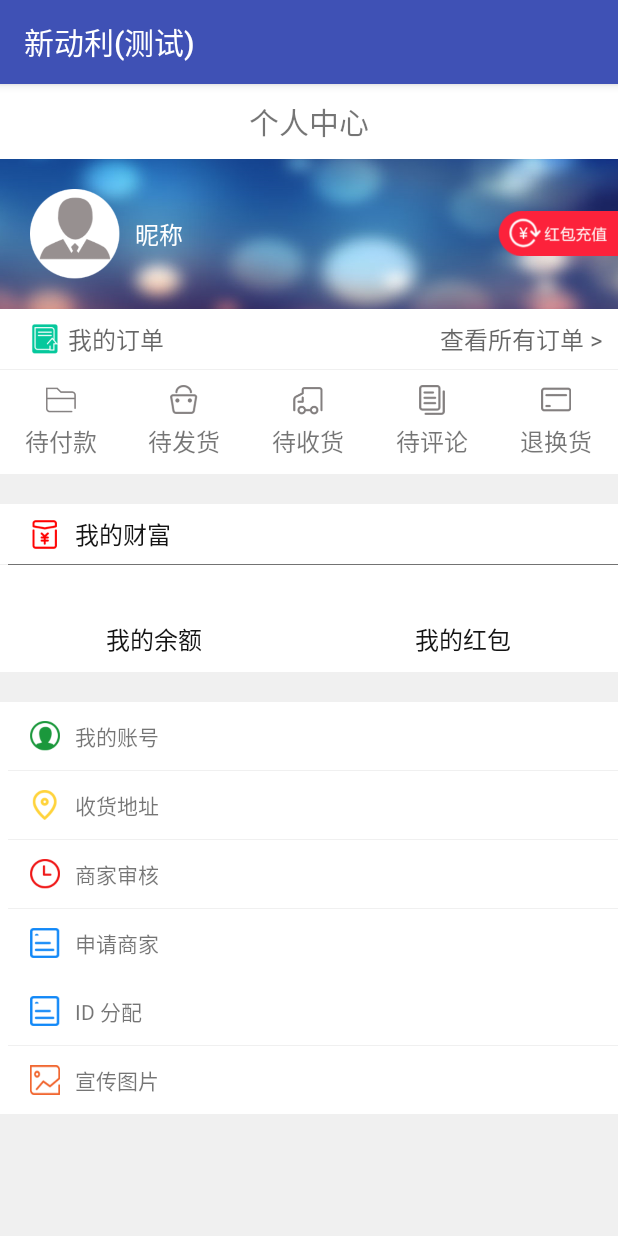
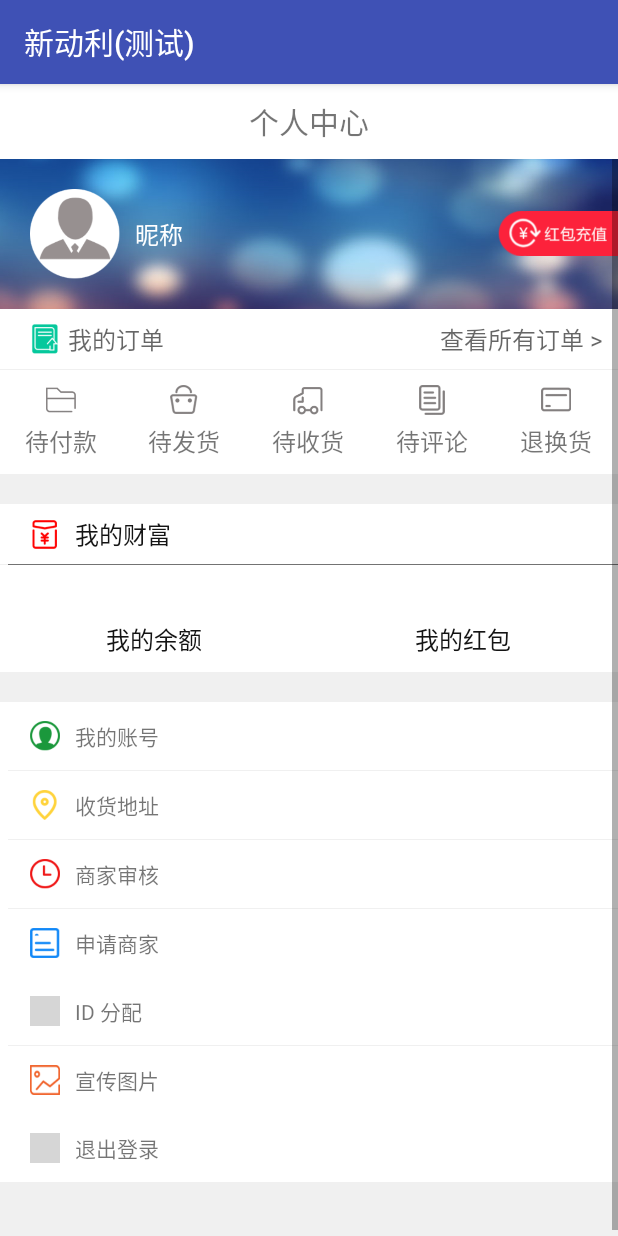
Before and after one commit to ibepo/HRYG, an Android app: the fragment MineFragment shown on its own in the app's theme, on a phone screen of 412 x 824 dp. Run offline under Robolectric (Android 15) with nearby library versions, the phone set to English and light mode, and no system bars; our stand-ins replace ButterKnife, CircleImageView; libraries missing offline, so code that uses them is left out: cn.pedant, rx.android.schedulers, rx.schedulers; pictures from the network do not load; 1 statement that could not run was skipped; grey boxes are pictures that could not be loaded.

```diff
--- a/app/src/main/java/com/hryg/base/MyApplication.java
+++ b/app/src/main/java/com/hryg/base/MyApplication.java
@@ -12,7 +12,8 @@ public class MyApplication extends Application {
     public void onCreate() {
         super.onCreate();
 
-
+        MyCrashHandler handler = MyCrashHandler.getInstance();
+        Thread.setDefaultUncaughtExceptionHandler(handler);
 
     }
 }
--- a/app/src/main/java/com/hryg/ui/home/MineFragment.java
+++ b/app/src/main/java/com/hryg/ui/home/MineFragment.java
@@ -12,6 +12,7 @@ import android.widget.TextView;
 import com.bumptech.glide.Glide;
 import com.hryg.base.BaseFragment;
 import com.hryg.base.PathConfig;
+import com.hryg.base.SharedPreferencesUtils;
 import com.hryg.base.ToastUtils;
 import com.hryg.model.MineData;
 import com.hryg.network.Network;
@@ -22,6 +23,7 @@ import com.hryg.ui.buyorder.ToCommentOrderList;
 import com.hryg.ui.buyorder.ToPayOrderList;
 import com.hryg.ui.buyorder.ToReceiptOrderList;
 import com.hryg.ui.buyorder.ToSendOrderList;
+import com.hryg.ui.login.Login;
 import com.hryg.ui.mine.ApplyBusiness;
 import com.hryg.ui.mine.DownLineList;
 import com.hryg.ui.mine.PersonalInfo;
@@ -36,6 +38,7 @@ import java.util.Map;
 import butterknife.Bind;
 import butterknife.ButterKnife;
 import butterknife.OnClick;
+import cn.pedant.SweetAlert.SweetAlertDialog;
 import de.hdodenhof.circleimageview.CircleImageView;
 import rx.Observer;
 import rx.android.schedulers.AndroidSchedulers;
@@ -79,6 +82,8 @@ public class MineFragment extends BaseFragment {
     CircleImageView ivTouxiang;
     @Bind(R.id.linID)
     LinearLayout linID;
+    @Bind(R.id.linSetting)
+    LinearLayout linSetting;
 
 
     @Override
@@ -153,7 +158,7 @@ public class MineFragment extends BaseFragment {
         ButterKnife.unbind(this);
     }
 
-    @OnClick({R.id.ivTouxiang, R.id.linID, R.id.linReview, R.id.linPic, R.id.linRecharge, R.id.linPersonalInfo, R.id.linApplyBusiness, R.id.linAddress, R.id.linAllList, R.id.linToPay, R.id.linToSend, R.id.linTOReceipt, R.id.linToComment, R.id.linToChange})
+    @OnClick({R.id.ivTouxiang, R.id.linSetting, R.id.linID, R.id.linReview, R.id.linPic, R.id.linRecharge, R.id.linPersonalInfo, R.id.linApplyBusiness, R.id.linAddress, R.id.linAllList, R.id.linToPay, R.id.linToSend, R.id.linTOReceipt, R.id.linToComment, R.id.linToChange})
     public void onClick(View view) {
         switch (view.getId()) {
 
@@ -221,6 +226,30 @@ public class MineFragment extends BaseFragment {
                 getActivity().startActivity(intent13);
                 break;
 
+
+            case R.id.linSetting:
+                new SweetAlertDialog(view.getContext(), SweetAlertDialog.WARNING_TYPE)
+                        .setTitleText("退出登录?")
+                        .showContentText(false)
+                        .setConfirmText("是的")
+                        .setConfirmClickListener(new SweetAlertDialog.OnSweetClickListener() {
+                            @Override
+                            public void onClick(SweetAlertDialog sDialog) {
+                                SharedPreferencesUtils.setParam(getContext(), "user_id", "");
+                                Intent intent14 = new Intent(getActivity(), Login.class);
+                                getActivity().startActivity(intent14);
+                                getActivity().finish();
+
+                            }
+                        })
+                        .setCancelText("取消")
+                        .setCancelClickListener(null)
+                        .show();
+
+
+                break;
+
+
         }
     }
 
--- a/app/src/main/java/com/hryg/ui/order/OrderList.java
+++ b/app/src/main/java/com/hryg/ui/order/OrderList.java
@@ -30,7 +30,7 @@ public class OrderList extends BaseActivity {
     @Override
     protected void onCreate(Bundle savedInstanceState) {
         super.onCreate(savedInstanceState);
-        setContentView(R.layout.order_list);
+        setContentView(R.layout.good_list);
         ButterKnife.bind(this);
         getTopBar("商品清单");
 
@@ -61,7 +61,6 @@ public class OrderList extends BaseActivity {
 
         @Override
         public void onNext(OrderListData data) {
-//            ToastUtils.showSuperToastAlertGreen(getApplicationContext(), data.getDescription());
             adapter.setImages(data.getData(), OrderList.this);
 
         }
--- a/app/src/main/java/com/hryg/ui/order/PayType.java
+++ b/app/src/main/java/com/hryg/ui/order/PayType.java
@@ -159,6 +159,7 @@ public class PayType extends BaseActivity {
                 Intent intent = new Intent(PayType.this, UnionPay.class);
                 intent.putExtra("order_id", order_id);
                 PayType.this.startActivity(intent);
+                finish();
                 break;
 
         }
--- a/app/src/main/res/drawable-v21/bad_comment_flower.xml
+++ /dev/null
@@ -1,4 +0,0 @@
-<selector xmlns:android="http://schemas.android.com/apk/res/android">
-    <item android:drawable="@drawable/mc_p" android:state_checked="true" android:state_enabled="true" />
-    <item android:drawable="@drawable/gc_n" android:state_checked="false" android:state_enabled="true" />
-</selector>
--- a/app/src/main/res/drawable-v21/good_comment_flower.xml
+++ /dev/null
@@ -1,5 +0,0 @@
-<selector xmlns:android="http://schemas.android.com/apk/res/android">
-    <item android:drawable="@drawable/check" android:state_checked="true"
-        android:state_enabled="true" />
-    <item android:state_checked="false" android:state_enabled="true"
-</selector>
--- a/app/src/main/res/drawable-v21/mid_comment_flower.xml
+++ /dev/null
@@ -1,4 +0,0 @@
-<selector xmlns:android="http://schemas.android.com/apk/res/android">
-    <item android:drawable="@drawable/gc_n" android:state_checked="true" android:state_enabled="true" />
-    <item android:drawable="@drawable/gc_p" android:state_checked="false" android:state_enabled="true" />
-</selector>
--- a/app/src/main/res/layout/person_center.xml
+++ b/app/src/main/res/layout/person_center.xml
@@ -508,7 +508,7 @@
                                 android:layout_width="20dp"
                                 android:layout_height="20dp"
                                 android:layout_marginLeft="20dp"
-                                android:background="@drawable/personal_center_ask" />
+                                android:background="@drawable/id" />
 
 
                             <TextView
@@ -545,6 +545,27 @@
                                 android:text="宣传图片" />
 
                         </LinearLayout>
+
+                        <LinearLayout
+                            android:id="@+id/linSetting"
+                            android:layout_width="match_parent"
+                            android:layout_height="45dp"
+                            android:gravity="center_vertical">
+
+                            <ImageView
+                                android:layout_width="20dp"
+                                android:layout_height="20dp"
+                                android:layout_marginLeft="20dp"
+                                android:background="@drawable/setting" />
+
+
+                            <TextView
+                                android:layout_width="wrap_content"
+                                android:layout_height="wrap_content"
+                                android:layout_marginLeft="10dp"
+                                android:text="退出登录" />
+
+                        </LinearLayout>
                     </LinearLayout>
 
 
```
Also changed, not shown: app/src/main/java/com/hryg/base/MyCrashHandler.java (added, +83 -0 lines), app/src/main/java/com/hryg/ui/goods/GoodsWebFragment.java (+10 -0 lines), app/src/main/java/com/hryg/ui/order/UnionPay.java (+25 -1 lines), app/src/main/res/layout/good_list.xml (added, +59 -0 lines).
